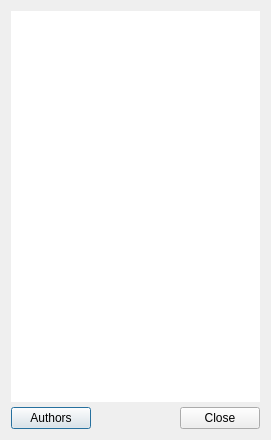
The window that src/other/aboutdialog.ui (QupZilla/qupzilla) describes before a commit, drawn with Qt 5.
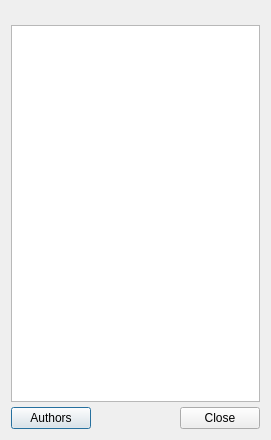
The same window after the commit. Icons and pictures are not drawn.

Diff of the .ui file:
```diff
--- a/src/other/aboutdialog.ui
+++ b/src/other/aboutdialog.ui
@@ -23,9 +23,6 @@
    </property>
    <item>
     <widget class="QLabel" name="label">
-     <property name="styleSheet">
-      <string notr="true">background:white;</string>
-     </property>
      <property name="text">
       <string/>
      </property>
@@ -39,9 +36,6 @@
    </item>
    <item>
     <widget class="QTextBrowser" name="textBrowser">
-     <property name="styleSheet">
-      <string notr="true">QTextBrowser { border:none; }</string>
-     </property>
      <property name="horizontalScrollBarPolicy">
       <enum>Qt::ScrollBarAlwaysOff</enum>
      </property>
```
